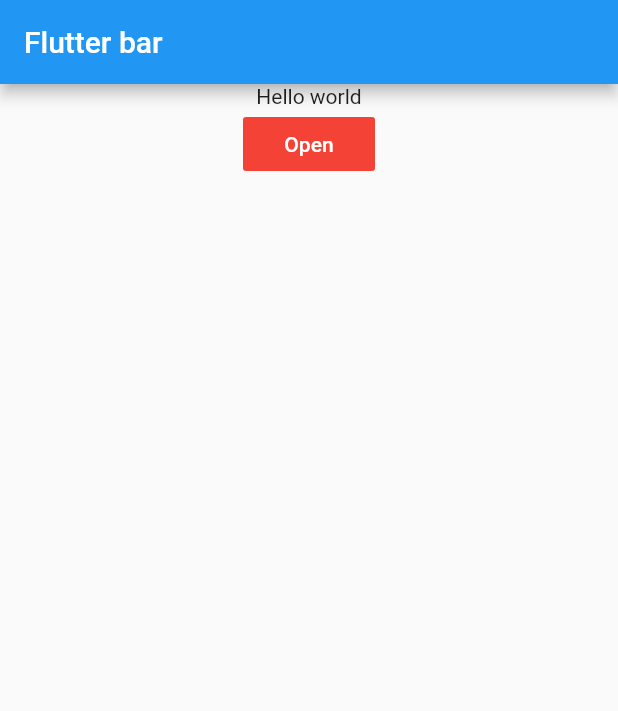
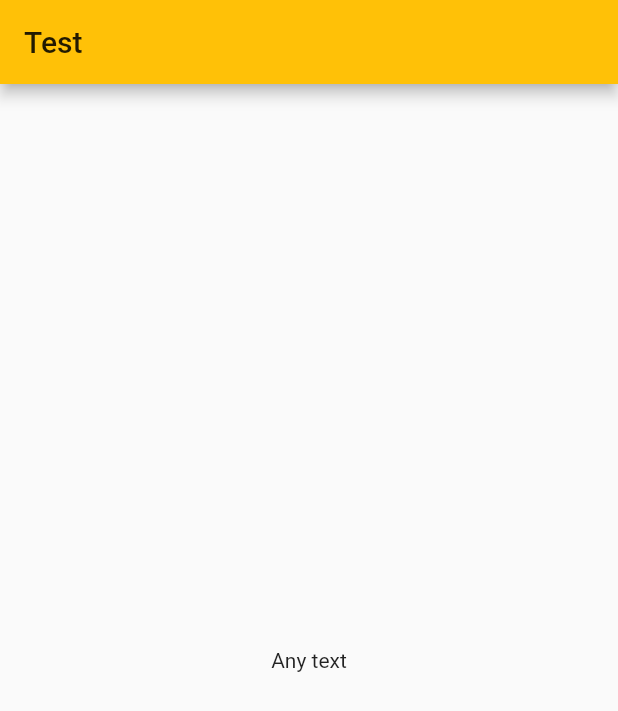
Before and after one commit to nenaz/flutter-movie, a Flutter app: the screen it shows after launch, on a phone screen of 412 x 824 dp. Shown: the top 711 px of the screen. Run offline on Flutter 3.47's test engine with Material 2 defaults, Android fonts, the phone set to English and light mode, and no system bars.

```diff
--- a/lib/main.dart
+++ b/lib/main.dart
@@ -1,42 +1,33 @@
 import 'package:flutter/material.dart';
-import 'package:url_launcher/url_launcher.dart';
 
-class MyBody extends StatelessWidget {
+void main() => runApp(MyApp());
+
+class MyApp extends StatelessWidget {
   @override
   Widget build(BuildContext context) {
-    return new Center(
-      child: new Column(
-        children: <Widget>[
-          new Text('Hello world'),
-          new FlatButton(
-            onPressed: () async{
-              const url = 'https:yandex.ru';
-              if (await canLaunch(url)) {
-                await (launch(url));
-              } else {
-                throw('ERROR');
-              }
-            },
-            child: Text('Open'),
-            color: Colors.red,
-            textColor: Colors.white,
-          )
-        ],
+    return MaterialApp(
+      debugShowCheckedModeBanner: false,
+      title: 'Local movie',
+      theme: ThemeData(
+        primarySwatch: Colors.amber,
+      ),
+      home: HomePage(),
+    );
+  }
+}
+
+class HomePage extends StatelessWidget {
+  @override
+  Widget build(BuildContext context) {
+    return Scaffold(
+      appBar: AppBar(
+        title: Text('Test'),
+      ),
+      body: Container(
+        child: Center(
+          child: Text('Any text'),
+        ),
       ),
     );
   }
 }
-
-void main() {
-  runApp(
-    new MaterialApp(
-      debugShowCheckedModeBanner: false,
-      home: new Scaffold(
-        appBar: new AppBar(
-          title: new Text('Flutter bar'),
-        ),
-        body: new MyBody(),
-      )
-    )
-  );
-}
```
Also changed, not shown: 5 other files.
